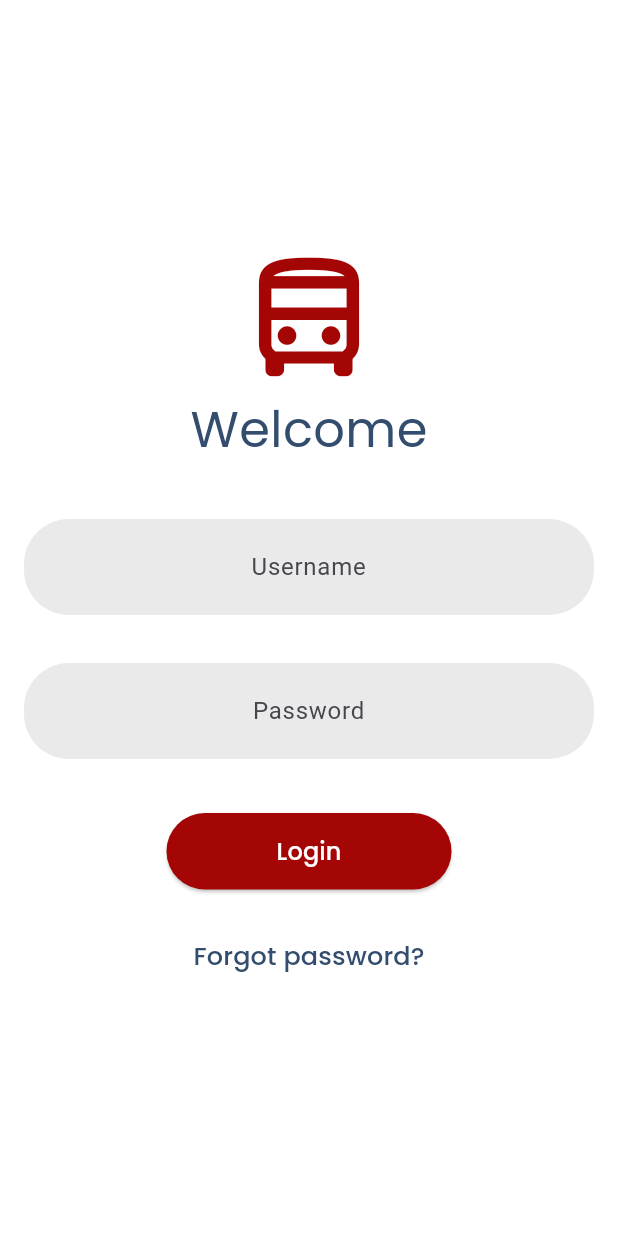
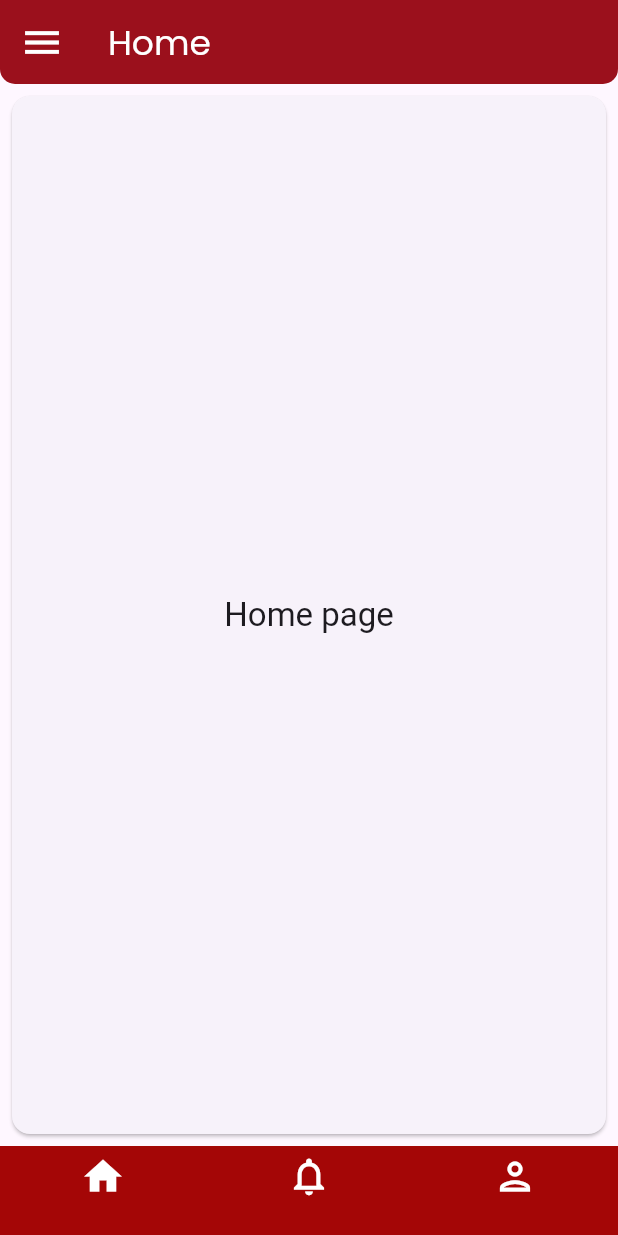
Before and after one commit to HaroonEA/KSRTC, a Flutter app: the screen it shows after launch, on a phone screen of 412 x 824 dp. Run offline on Flutter 3.47's test engine with Material 3 defaults, Android fonts, the light colour scheme and no system bars; our stand-ins replace get, google_fonts.

Commit message:
bottomnavbar

```diff
--- a/lib/main.dart
+++ b/lib/main.dart
@@ -1,8 +1,7 @@
 import 'package:flutter/material.dart';
-import 'package:ksrtc/splash.dart';
-
+import 'package:ksrtc/screens/home.dart';
 //import 'package:get/get.dart';
-//import 'package:ksrtc/splash.dart';
+import 'package:ksrtc/screens/leave.dart';
 
 void main() {
   runApp(const MyApp());
@@ -16,7 +15,7 @@ class MyApp extends StatelessWidget {
     return MaterialApp(
       title: 'KSRTC Scheduling',
       theme: ThemeData(primarySwatch: Colors.blue),
-      home: SplashScreen(),
+      home: HomeScreen(),
       debugShowCheckedModeBanner: false,
     );
   }
--- /dev/null
+++ b/lib/screens/home.dart
@@ -0,0 +1,146 @@
+import 'package:flutter/material.dart';
+import 'package:google_fonts/google_fonts.dart';
+
+class HomeScreen extends StatefulWidget {
+  const HomeScreen({super.key});
+
+  @override
+  State<HomeScreen> createState() => _HomeScreenState();
+}
+
+class _HomeScreenState extends State<HomeScreen> {
+  int currentPageIndex = 0;
+  final List<String> pageTitles = ['Home', 'Notifications', 'Profile'];
+
+  @override
+  Widget build(BuildContext context) {
+    final ThemeData theme = Theme.of(context);
+    return Scaffold(
+      appBar: AppBar(
+        title: Text(pageTitles[currentPageIndex],
+            style: GoogleFonts.poppins(
+                textStyle: const TextStyle(fontSize: 23, color: Colors.white))),
+        backgroundColor: Color(0xFFA40606),
+        elevation: 20,
+        leading: IconButton(
+          onPressed: () {},
+          icon: Icon(
+            Icons.menu,
+            color: Colors.white,
+            size: 30,
+          ),
+        ),
+        shape: RoundedRectangleBorder(
+            borderRadius: BorderRadius.vertical(bottom: Radius.circular(10))),
+      ),
+
+      //bottomnavbar
+      bottomNavigationBar: NavigationBar(
+        onDestinationSelected: (int index) {
+          setState(() {
+            currentPageIndex = index;
+          });
+        },
+        indicatorColor: Colors.transparent,
+        backgroundColor: Color(0xFFA40606),
+        selectedIndex: currentPageIndex,
+        destinations: const <Widget>[
+          NavigationDestination(
+            selectedIcon: Icon(
+              Icons.home,
+              color: Colors.white,
+              size: 30,
+            ),
+            icon: Icon(
+              Icons.home_outlined,
+              color: Colors.white,
+              size: 30,
+            ),
+            label: '',
+          ),
+          NavigationDestination(
+            selectedIcon: Icon(
+              Icons.notifications,
+              color: Colors.white,
+              size: 30,
+            ),
+            icon: Icon(
+              Icons.notifications_outlined,
+              color: Colors.white,
+              size: 30,
+            ),
+            label: '',
+          ),
+          NavigationDestination(
+            selectedIcon: Icon(
+              Icons.person,
+              color: Colors.white,
+              size: 30,
+            ),
+            label: '',
+            icon: Icon(
+              Icons.person_outlined,
+              color: Colors.white,
+              size: 30,
+            ),
+          ),
+        ],
+        height: 60,
+      ),
+      body: <Widget>[
+        /// Home page
+        Card(
+          //shadowColor: Colors.transparent,
+          margin: const EdgeInsets.all(8.0),
+          child: SizedBox.expand(
+            child: Center(
+              child: Text(
+                'Home page',
+                style: theme.textTheme.titleLarge,
+              ),
+            ),
+          ),
+        ),
+
+        /// Notifications page
+        const Padding(
+          padding: EdgeInsets.all(8.0),
+          child: Column(
+            children: <Widget>[
+              Card(
+                child: ListTile(
+                  leading: Icon(Icons.notifications_sharp),
+                  title: Text('Notification 1'),
+                  subtitle: Text('This is a notification'),
+                ),
+              ),
+              Card(
+                child: ListTile(
+                  leading: Icon(Icons.notifications_sharp),
+                  title: Text('Notification 2'),
+                  subtitle: Text('This is a notification'),
+                ),
+              ),
+            ],
+          ),
+        ),
+
+        /// Messages page
+        const Padding(
+          padding: EdgeInsets.all(8.0),
+          child: Column(
+            children: <Widget>[
+              Card(
+                child: ListTile(
+                  //leading: Icon(Icons.notifications_sharp),
+                  title: Text('Profile'),
+                  subtitle: Text('This is a profile page'),
+                ),
+              ),
+            ],
+          ),
+        ),
+      ][currentPageIndex],
+    );
+  }
+}
--- a/lib/login.dart
+++ b/lib/screens/login.dart
@@ -1,4 +1,5 @@
 import 'package:flutter/material.dart';
+import 'package:get/get.dart';
 import 'package:google_fonts/google_fonts.dart';
 
 class LoginScreen extends StatefulWidget {
@@ -79,7 +80,9 @@ class _LoginScreenState extends State<LoginScreen> {
               width: 190,
               height: 51,
               child: ElevatedButton(
-                onPressed: () {},
+                onPressed: () {
+                  Get.to(Notification);
+                },
                 style: ElevatedButton.styleFrom(
                     backgroundColor: const Color(0xFFA40606),
                     foregroundColor: Colors.white),
--- a/lib/splash.dart
+++ b/lib/screens/splash.dart
@@ -1,6 +1,6 @@
 import 'package:flutter/material.dart';
 import 'package:google_fonts/google_fonts.dart';
-import 'package:ksrtc/login.dart';
+import 'package:ksrtc/screens/login.dart';
 // import 'package:get/get.dart';
 // import 'package:ksrtc/splash_controller.dart';
 
--- a/pubspec.yaml
+++ b/pubspec.yaml
@@ -61,8 +61,8 @@ flutter:
   uses-material-design: true
 
   # To add assets to your application, add an assets section, like this:
-  # assets:
-  #   - images/a_dot_burr.jpeg
+  assets:
+    - images/
   #   - images/a_dot_ham.jpeg
 
   # An image asset can refer to one or more resolution-specific "variants", see
```
Also changed, not shown: lib/screens/leave.dart (added, +201 -0 lines), images/Vector.jpg (added), lib/screens/splash_controller.dart (renamed from lib/splash_controller.dart).
